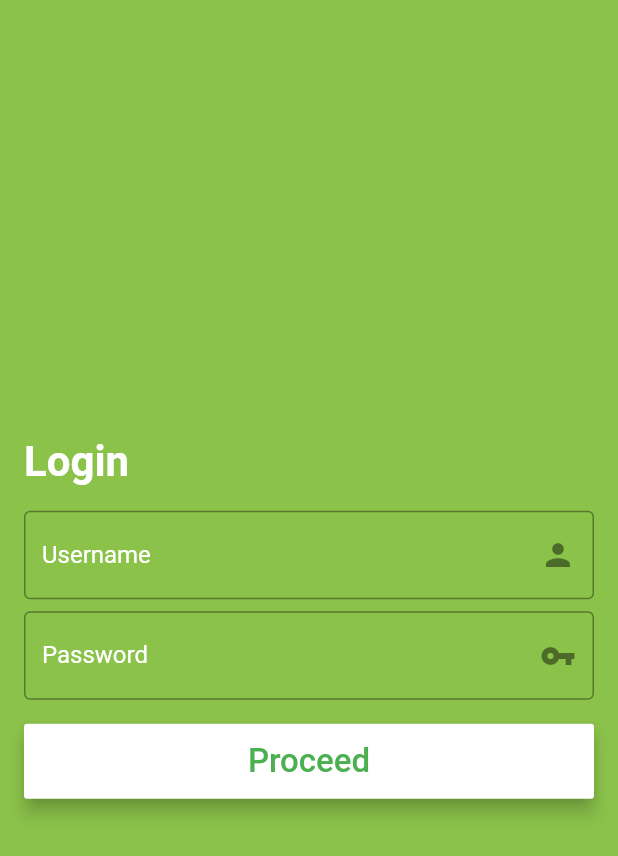
After one commit to GDGJIITNOIDA/flutter_2019_workshop, a Flutter app: the screen it shows after launch, on a phone screen of 412 x 824 dp. The commit adds this screen. Shown: the top 856 px of the screen. Run offline on Flutter 3.47's test engine with Material 2 defaults, Android fonts, the phone set to English and light mode, and no system bars.

Commit message:
add login screen

```diff
--- a/lib/main.dart
+++ b/lib/main.dart
@@ -1,5 +1,6 @@
 import 'package:flutter/material.dart';
 import 'package:flutter_workshop/screens/home_screen.dart';
+import 'package:flutter_workshop/screens/login_screen.dart';
 
 void main() => runApp(MyApp());
 
@@ -13,7 +14,7 @@ class MyApp extends StatelessWidget {
         primaryColor: Colors.lightGreen,
         primaryColorDark: Colors.lightGreenAccent
       ),
-      home: HomeScreen(),
+      home: LoginScreen(),
     );
   }
 }
--- /dev/null
+++ b/lib/screens/login_screen.dart
@@ -0,0 +1,109 @@
+import 'package:flutter/material.dart';
+
+class LoginScreen extends StatefulWidget{
+  @override
+  _LoginScreenState createState() => _LoginScreenState();
+}
+
+class _LoginScreenState extends State<LoginScreen>{
+
+  bool _nameError;
+  bool _passwordError;
+
+  final _nameController = TextEditingController();
+  final _passwordController = TextEditingController();
+
+  @override
+  void initState() {
+    super.initState();
+
+    _nameError = false;
+    _passwordError = false;
+  }
+
+  @override
+  Widget build(BuildContext context) {
+    return Scaffold(
+      backgroundColor: Colors.lightGreen,
+      body: Padding(
+        padding: const EdgeInsets.all(16.0),
+        child: Column(
+          crossAxisAlignment: CrossAxisAlignment.start,
+          mainAxisAlignment: MainAxisAlignment.center,
+          children: <Widget>[
+            Text(
+              "Login",
+              style: TextStyle(
+                fontSize: 28.0,
+                fontWeight: FontWeight.w600,
+                color: Colors.white
+              ),
+            ),
+            Padding(padding: EdgeInsets.only(top: 16.0)),
+            TextField(
+              decoration: InputDecoration(
+                suffixIcon: Icon(Icons.person),
+                labelText: "Username",
+                labelStyle: new TextStyle(
+                  color: Colors.white
+                ),
+                border: OutlineInputBorder(),
+                focusedBorder: OutlineInputBorder(),
+                errorText: _nameError? "Required!" : null
+              ),
+              style: TextStyle(
+                color: Colors.white,
+              ),
+              onChanged: (value) {
+                setState(() {
+                  _nameError = false;
+                });
+              },
+              controller: _nameController,
+            ),
+            Padding(padding: EdgeInsets.only(top: 8.0)),
+            TextField(
+              decoration: InputDecoration(
+                suffixIcon: Icon(Icons.vpn_key),
+                labelText: "Password",
+                labelStyle: new TextStyle(
+                  color: Colors.white
+                ),
+                border: OutlineInputBorder(),
+                focusedBorder: OutlineInputBorder(),
+                errorText: _passwordError? "Required!" : null
+              ),
+              obscureText: true,
+              style: TextStyle(
+                color: Colors.white
+              ),
+              onChanged: (value){
+                _passwordError = false;
+              },
+            ),
+            Padding(padding: EdgeInsets.only(top: 16.0)),
+            Container(
+              width: MediaQuery.of(context).size.width,
+              child: RaisedButton(
+                onPressed: (){},
+                color: Colors.white,
+                textColor: Colors.green,
+                elevation: 5.0,
+                child: Padding(
+                  padding: const EdgeInsets.all(12.0),
+                  child: Text(
+                    "Proceed",
+                    style: TextStyle(
+                      fontSize: 22.0
+                    ),
+                  ),
+                ),
+              ),
+            )
+          ],
+        ),
+      ),
+    );
+  }
+
+}
```
